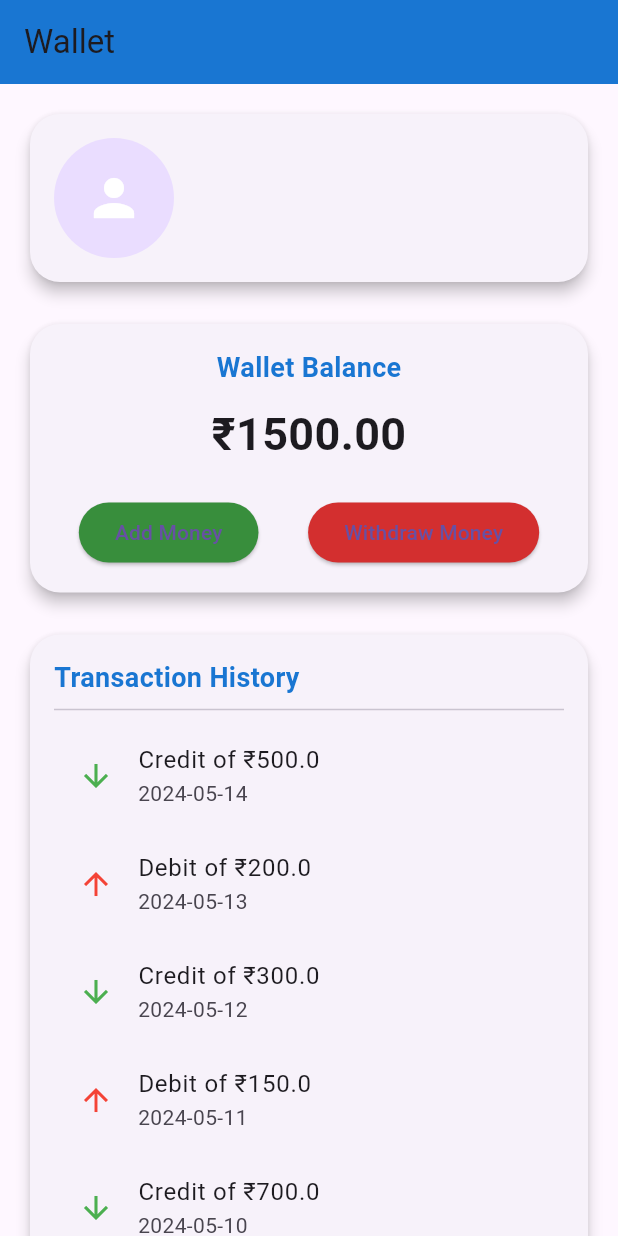
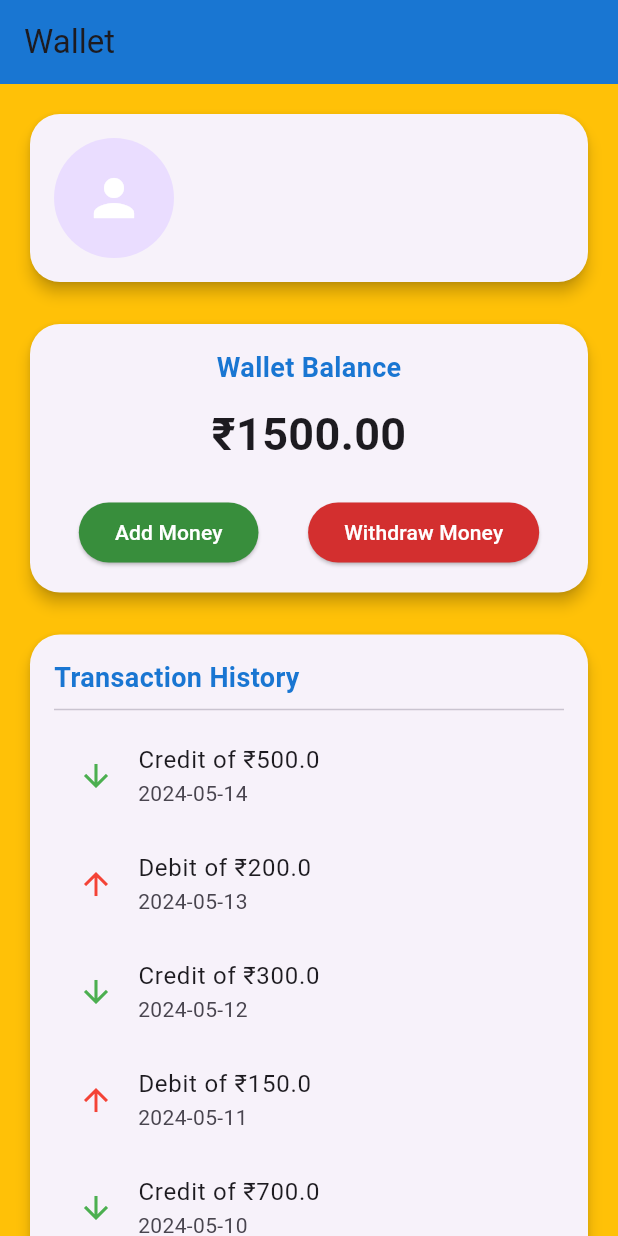
Before and after one commit to Gauravpandey001/RouteMate, a Flutter app: the WalletScreen screen opened directly, on a phone screen of 412 x 824 dp. Run offline on Flutter 3.47's test engine with Material 3 defaults, Android fonts, the light colour scheme and no system bars; our stand-ins replace firebase_auth, firebase_core, firebase_database, firebase_storage, geolocator, google_maps_flutter and 1 more; accounts and stored records are empty; network calls fail.

Commit message:
added backgourd colors

```diff
--- a/lib/pages/profile.dart
+++ b/lib/pages/profile.dart
@@ -109,6 +109,7 @@ class _ProfileScreenState extends State<ProfileScreen> {
   @override
   Widget build(BuildContext context) {
     return Scaffold(
+      backgroundColor: Colors.amber,
       appBar: AppBar(
         automaticallyImplyLeading: false,
         title: Text('Hello $_userName', style: TextStyle(color: Colors.white)),
@@ -172,13 +173,13 @@ class _ProfileScreenState extends State<ProfileScreen> {
 
   Widget _buildProfileCard() {
     return SizedBox(
-      height: 350,
+      height: 280,
       child: Card(
         shape: RoundedRectangleBorder(
           borderRadius: BorderRadius.circular(20),
         ),
         color: Colors.blue.shade50,
-        elevation: 8,
+        elevation: 15,
         child: Padding(
           padding: const EdgeInsets.all(20.0),
           child: Column(
--- a/lib/pages/wallet.dart
+++ b/lib/pages/wallet.dart
@@ -196,6 +196,7 @@ class _WalletScreenState extends State<WalletScreen> {
   @override
   Widget build(BuildContext context) {
     return Scaffold(
+      backgroundColor: Colors.amber,
       appBar: AppBar(
         automaticallyImplyLeading: false,
         title: Text('Wallet'),
@@ -266,7 +267,10 @@ class _WalletScreenState extends State<WalletScreen> {
                                 borderRadius: BorderRadius.circular(20),
                               ),
                             ),
-                            child: Text('Add Money'),
+                            child: Text(
+                              'Add Money',
+                              style: TextStyle(color: Colors.white), // Set text color to white
+                            ),
                           ),
                           ElevatedButton(
                             onPressed: _withdrawMoneyDialog,
@@ -276,10 +280,14 @@ class _WalletScreenState extends State<WalletScreen> {
                                 borderRadius: BorderRadius.circular(20),
                               ),
                             ),
-                            child: Text('Withdraw Money'),
+                            child: Text(
+                              'Withdraw Money',
+                              style: TextStyle(color: Colors.white), // Set text color to white
+                            ),
                           ),
                         ],
-                      ),
+                      )
+
                     ],
                   ),
                 ),
```
Also changed, not shown: lib/pages/myrides.dart (+6 -5 lines).
